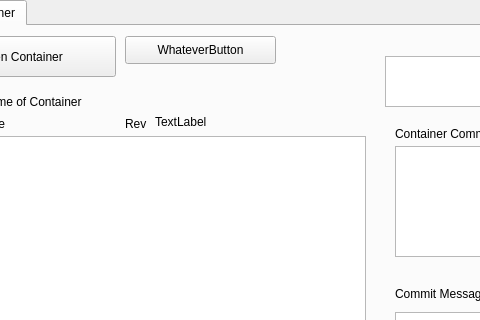
This is Graphics/SagaGui.ui in inexplicable01/saga as Qt 5 draws it before an edit; both pictures show x 97 to 577 and y 0 to 320 of the 1032 by 663 pixel window. The edited form follows.
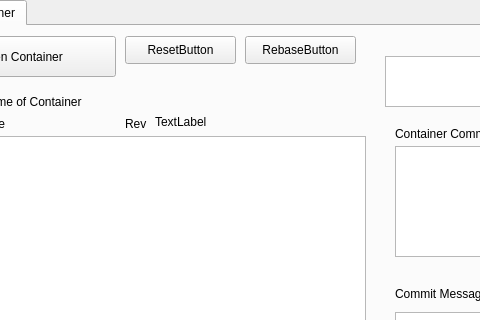
This is the edited form.

Commit message:
Added Reset and Rebase buttons
These buttons are magic buttons to zip or upzip arbitrary server states.  Use for Devl only

The edit to the form file:
```diff
--- a/Graphics/SagaGui.ui
+++ b/Graphics/SagaGui.ui
@@ -134,12 +134,12 @@
        <rect>
         <x>220</x>
         <y>10</y>
-        <width>151</width>
+        <width>111</width>
         <height>28</height>
        </rect>
       </property>
       <property name="text">
-       <string>WhateverButton</string>
+       <string>ResetButton</string>
       </property>
      </widget>
      <widget class="QTextBrowser" name="frametextBrowser">
@@ -296,6 +296,19 @@
        </rect>
       </property>
      </widget>
+     <widget class="QPushButton" name="rebasebutton">
+      <property name="geometry">
+       <rect>
+        <x>340</x>
+        <y>10</y>
+        <width>111</width>
+        <height>28</height>
+       </rect>
+      </property>
+      <property name="text">
+       <string>RebaseButton</string>
+      </property>
+     </widget>
     </widget>
    </widget>
   </widget>
```
Left out of the diff: 4 changed lines with no effect on the pictures. The commit also changes 1 other file.
